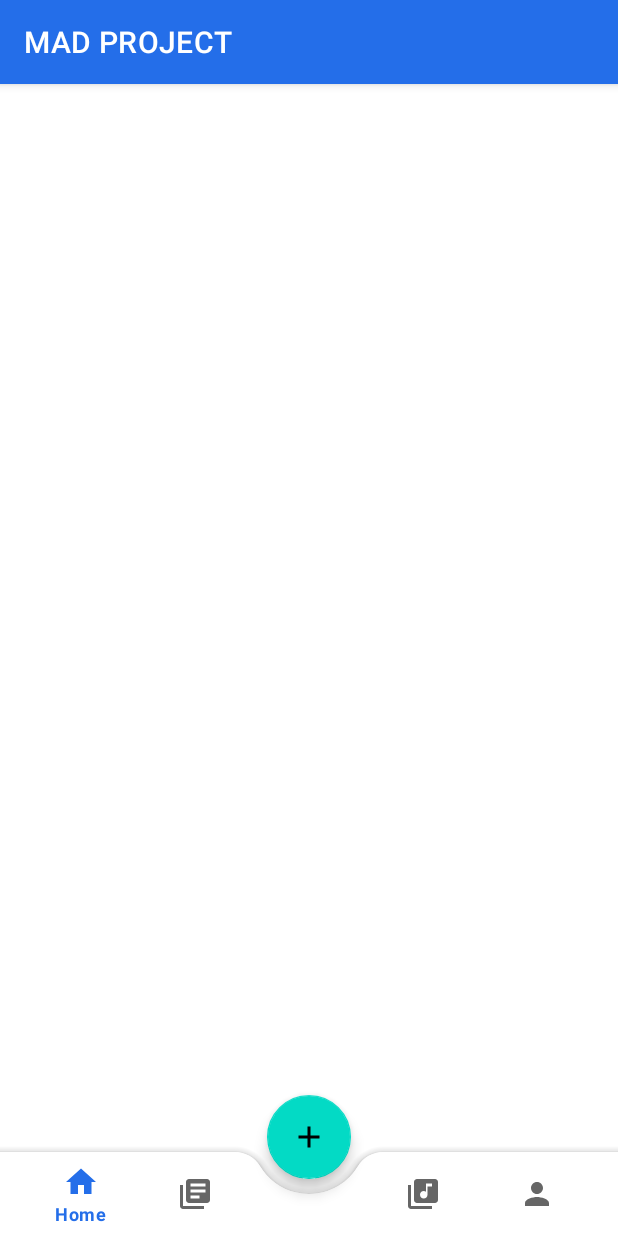
After one commit to mike-mwangi/MAD-Project, an Android app: the HomeActivity screen opened directly, with no data from a screen before it, on a phone screen of 412 x 824 dp. The commit adds this screen. Run offline under Robolectric (Android 15) with nearby library versions, the phone set to English and light mode, and no system bars.

Commit message:
Bottom navigation done

```diff
--- a/app/build.gradle
+++ b/app/build.gradle
@@ -40,4 +40,5 @@ dependencies {
     androidTestImplementation 'androidx.test.ext:junit:1.1.3'
     implementation 'com.google.android.material:material:1.4.0'
     androidTestImplementation 'androidx.test.espresso:espresso-core:3.4.0'
+
 }
--- a/app/src/main/AndroidManifest.xml
+++ b/app/src/main/AndroidManifest.xml
@@ -2,7 +2,7 @@
 <manifest xmlns:android="http://schemas.android.com/apk/res/android"
     package="com.example.madproject">
 
-    <uses-permission android:name="android.permission.INTERNET"/>
+    <uses-permission android:name="android.permission.INTERNET" />
 
     <application
         android:allowBackup="true"
@@ -11,7 +11,8 @@
         android:roundIcon="@mipmap/ic_launcher_round"
         android:supportsRtl="true"
         android:theme="@style/Theme.MADPROJECT">
-        <activity android:name=".Landing_Page"></activity>
+        <activity android:name=".HomeActivity"></activity>
+        <activity android:name=".Landing_Page" />
         <activity android:name=".Login" />
         <activity android:name=".Sign_Up" />
         <activity android:name=".MainActivity">
--- /dev/null
+++ b/app/src/main/java/com/example/madproject/HomeActivity.java
@@ -0,0 +1,17 @@
+package com.example.madproject;
+
+import androidx.appcompat.app.AppCompatActivity;
+
+import android.os.Bundle;
+
+import com.google.android.material.bottomnavigation.BottomNavigationView;
+
+public class HomeActivity extends AppCompatActivity {
+
+    @Override
+    protected void onCreate(Bundle savedInstanceState) {
+        super.onCreate(savedInstanceState);
+        setContentView(R.layout.activity_home);
+
+    }
+}
--- /dev/null
+++ b/app/src/main/res/drawable/ic_add.xml
@@ -0,0 +1,10 @@
+<vector xmlns:android="http://schemas.android.com/apk/res/android"
+    android:width="24dp"
+    android:height="24dp"
+    android:viewportWidth="24"
+    android:viewportHeight="24"
+    android:tint="?attr/colorControlNormal">
+  <path
+      android:fillColor="@android:color/white"
+      android:pathData="M19,13h-6v6h-2v-6H5v-2h6V5h2v6h6v2z"/>
+</vector>
--- /dev/null
+++ b/app/src/main/res/drawable/ic_audio.xml
@@ -0,0 +1,10 @@
+<vector xmlns:android="http://schemas.android.com/apk/res/android"
+    android:width="24dp"
+    android:height="24dp"
+    android:viewportWidth="24"
+    android:viewportHeight="24"
+    android:tint="?attr/colorControlNormal">
+  <path
+      android:fillColor="@android:color/white"
+      android:pathData="M20,2L8,2c-1.1,0 -2,0.9 -2,2v12c0,1.1 0.9,2 2,2h12c1.1,0 2,-0.9 2,-2L22,4c0,-1.1 -0.9,-2 -2,-2zM18,7h-3v5.5c0,1.38 -1.12,2.5 -2.5,2.5S10,13.88 10,12.5s1.12,-2.5 2.5,-2.5c0.57,0 1.08,0.19 1.5,0.51L14,5h4v2zM4,6L2,6v14c0,1.1 0.9,2 2,2h14v-2L4,20L4,6z"/>
+</vector>
--- /dev/null
+++ b/app/src/main/res/drawable/ic_blog.xml
@@ -0,0 +1,10 @@
+<vector xmlns:android="http://schemas.android.com/apk/res/android"
+    android:width="24dp"
+    android:height="24dp"
+    android:viewportWidth="24"
+    android:viewportHeight="24"
+    android:tint="?attr/colorControlNormal">
+  <path
+      android:fillColor="@android:color/white"
+      android:pathData="M4,6L2,6v14c0,1.1 0.9,2 2,2h14v-2L4,20L4,6zM20,2L8,2c-1.1,0 -2,0.9 -2,2v12c0,1.1 0.9,2 2,2h12c1.1,0 2,-0.9 2,-2L22,4c0,-1.1 -0.9,-2 -2,-2zM19,11L9,11L9,9h10v2zM15,15L9,15v-2h6v2zM19,7L9,7L9,5h10v2z"/>
+</vector>
--- /dev/null
+++ b/app/src/main/res/drawable/ic_home.xml
@@ -0,0 +1,10 @@
+<vector xmlns:android="http://schemas.android.com/apk/res/android"
+    android:width="24dp"
+    android:height="24dp"
+    android:viewportWidth="24"
+    android:viewportHeight="24"
+    android:tint="?attr/colorControlNormal">
+  <path
+      android:fillColor="@android:color/white"
+      android:pathData="M10,20v-6h4v6h5v-8h3L12,3 2,12h3v8z"/>
+</vector>
--- /dev/null
+++ b/app/src/main/res/drawable/ic_person.xml
@@ -0,0 +1,10 @@
+<vector xmlns:android="http://schemas.android.com/apk/res/android"
+    android:width="24dp"
+    android:height="24dp"
+    android:viewportWidth="24"
+    android:viewportHeight="24"
+    android:tint="?attr/colorControlNormal">
+  <path
+      android:fillColor="@android:color/white"
+      android:pathData="M12,12c2.21,0 4,-1.79 4,-4s-1.79,-4 -4,-4 -4,1.79 -4,4 1.79,4 4,4zM12,14c-2.67,0 -8,1.34 -8,4v2h16v-2c0,-2.66 -5.33,-4 -8,-4z"/>
+</vector>
--- /dev/null
+++ b/app/src/main/res/layout/activity_home.xml
@@ -0,0 +1,38 @@
+<?xml version="1.0" encoding="utf-8"?>
+<androidx.coordinatorlayout.widget.CoordinatorLayout xmlns:android="http://schemas.android.com/apk/res/android"
+    xmlns:app="http://schemas.android.com/apk/res-auto"
+    xmlns:tools="http://schemas.android.com/tools"
+    android:layout_width="match_parent"
+    android:layout_height="match_parent"
+    tools:context=".HomeActivity">
+
+    <com.google.android.material.bottomappbar.BottomAppBar
+        android:id="@+id/bottomAppBar"
+        android:layout_width="match_parent"
+        android:layout_height="wrap_content"
+        app:fabCradleMargin="10dp"
+        app:fabCradleVerticalOffset="10dp"
+        app:fabCradleRoundedCornerRadius="20dp"
+        android:layout_gravity="bottom">
+
+        <com.google.android.material.bottomnavigation.BottomNavigationView
+            android:id="@+id/bottomNavigationView"
+            android:layout_width="match_parent"
+            android:layout_height="match_parent"
+            android:layout_marginEnd="16dp"
+            android:background="@android:color/transparent"
+            app:menu="@menu/bottom_nav_menu"
+            android:layout_marginRight="16dp"
+            app:elevation="0dp"/>
+    </com.google.android.material.bottomappbar.BottomAppBar>
+
+
+    <com.google.android.material.floatingactionbutton.FloatingActionButton
+        android:id="@+id/fab"
+        android:layout_width="wrap_content"
+        android:layout_height="wrap_content"
+        android:src="@drawable/ic_add"
+        app:layout_anchor="@id/bottomAppBar"
+        android:contentDescription="@string/fab" />
+
+</androidx.coordinatorlayout.widget.CoordinatorLayout>
--- /dev/null
+++ b/app/src/main/res/menu/bottom_nav_menu.xml
@@ -0,0 +1,23 @@
+<?xml version="1.0" encoding="utf-8"?>
+<menu xmlns:android="http://schemas.android.com/apk/res/android">
+
+    <item android:id="@+id/home"
+        android:title="Home"
+        android:icon="@drawable/ic_home" />
+
+    <item android:id="@+id/blog"
+        android:title="Blog"
+        android:icon="@drawable/ic_blog" />
+
+    <item android:id="@+id/placeholder"
+        android:title="" />
+
+    <item android:id="@+id/audio"
+        android:title="Audio"
+        android:icon="@drawable/ic_audio" />
+
+    <item android:id="@+id/profile"
+        android:title="Profile"
+        android:icon="@drawable/ic_person" />
+
+</menu>
--- a/app/src/main/res/values/colors.xml
+++ b/app/src/main/res/values/colors.xml
@@ -1,7 +1,7 @@
 <?xml version="1.0" encoding="utf-8"?>
 <resources>
     <color name="purple_200">#FFBB86FC</color>
-    <color name="purple_500">#FF6200EE</color>
+    <color name="primary_blue">#246EE9</color>
     <color name="purple_700">#FF3700B3</color>
     <color name="teal_200">#FF03DAC5</color>
     <color name="teal_700">#FF018786</color>
--- a/app/src/main/res/values/strings.xml
+++ b/app/src/main/res/values/strings.xml
@@ -9,4 +9,6 @@
     <string name="password">Password</string>
     <string name="register">Register</string>
     <string name="already_have_an_account_log_in">Already have an account? Log In</string>
+    <string name="login">Login</string>
+    <string name="fab">FAB</string>
 </resources>
--- a/app/src/main/res/values/themes.xml
+++ b/app/src/main/res/values/themes.xml
@@ -2,7 +2,7 @@
     <!-- Base application theme. -->
     <style name="Theme.MADPROJECT" parent="Theme.MaterialComponents.DayNight.DarkActionBar">
         <!-- Primary brand color. -->
-        <item name="colorPrimary">@color/purple_500</item>
+        <item name="colorPrimary">@color/primary_blue</item>
         <item name="colorPrimaryVariant">@color/purple_700</item>
         <item name="colorOnPrimary">@color/black</item>
         <!-- Secondary brand color. -->
```
Also changed, not shown: 1 other file.
